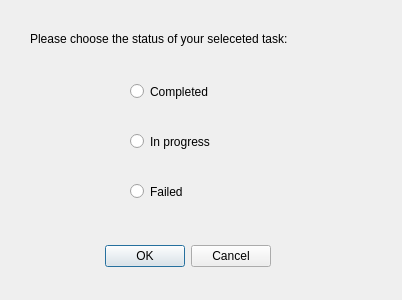
Above: PersonalPlanner/statusform.ui from sabrine-gamdou/PersonalPlanner before the change. Below: the same form after it.
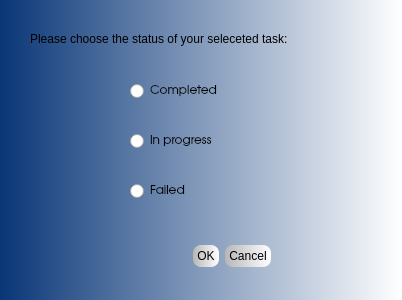
That is the form after the change.

What changed in the file:
```diff
--- a/PersonalPlanner/statusform.ui
+++ b/PersonalPlanner/statusform.ui
@@ -14,18 +14,27 @@
    <string>Status</string>
   </property>
   <property name="styleSheet">
-   <string notr="true">font: 11pt &quot;URW Gothic L&quot;;
-background: linear-gradient(to right, #c6ffdd, #fbd786, #f7797d);</string>
+   <string notr="true">QDialog{ background: qlineargradient(spread:pad, x1:0, y1:0, x2:1, y2:0, stop:0 rgba(9, 54, 119, 255), stop:1 rgba(255, 255, 255, 255))}</string>
   </property>
   <widget class="QDialogButtonBox" name="confirm_cancel_btn">
    <property name="geometry">
     <rect>
-     <x>100</x>
+     <x>130</x>
      <y>240</y>
-     <width>171</width>
+     <width>141</width>
      <height>32</height>
     </rect>
    </property>
+   <property name="font">
+    <font>
+     <family>URW Gothic L</family>
+    </font>
+   </property>
+   <property name="styleSheet">
+    <string notr="true">QPushButton:hover { color: white} 
+QPushButton { background: qlineargradient(spread:pad, x1:0, y1:0, x2:1, y2:0, stop:0 rgba(183, 183, 183, 255), stop:1 rgba(255, 255, 255, 255)); border-style: outset; border-radius: 8px; padding: 4px}
+</string>
+   </property>
    <property name="orientation">
     <enum>Qt::Horizontal</enum>
    </property>
@@ -42,6 +51,11 @@
      <height>23</height>
     </rect>
    </property>
+   <property name="font">
+    <font>
+     <family>URW Gothic L</family>
+    </font>
+   </property>
    <property name="text">
     <string>In progress</string>
    </property>
@@ -55,6 +69,11 @@
      <height>23</height>
     </rect>
    </property>
+   <property name="font">
+    <font>
+     <family>URW Gothic L</family>
+    </font>
+   </property>
    <property name="text">
     <string>Failed</string>
    </property>
@@ -68,6 +87,11 @@
      <height>23</height>
     </rect>
    </property>
+   <property name="font">
+    <font>
+     <family>URW Gothic L</family>
+    </font>
+   </property>
    <property name="text">
     <string>Completed</string>
    </property>
```
